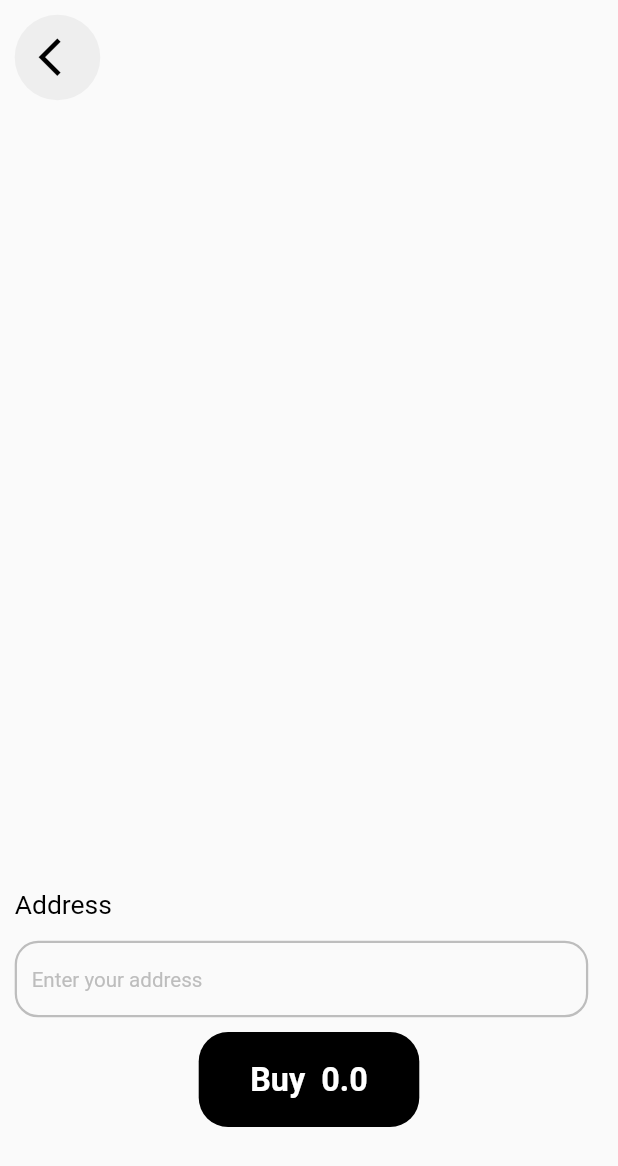
After one commit to Mohamed-Elrashidy/Demo_Meal, a Flutter app: the CartPage screen opened directly, on a phone screen of 412 x 824 dp. The commit adds this screen. Shown: the top 1166 px of the screen. Run offline on Flutter 3.47's test engine with Material 2 defaults, Android fonts, the phone set to English and light mode, and no system bars; our stand-ins replace bloc, cloud_firestore, firebase_core, flutter_bloc, get_it; accounts and stored records are empty.

Commit message:
cart page finished

```diff
--- a/demo_meal/lib/presentation/controller/order_controller/order_cubit.dart
+++ b/demo_meal/lib/presentation/controller/order_controller/order_cubit.dart
@@ -43,5 +43,21 @@ class OrderCubit extends Cubit<OrderState> {
   {
     return _cart[meal]??0;
   }
+  Map<Meal,int> getCartItems()
+  {
+    return _cart;
+  }
+  double getTotalPrice()
+  {
+    double cost=0;
+    _cart.forEach((key, value) {
+      cost+=key.price*value;
+    });
+    return cost;
+  }
 
+  void makeOrder(String address)
+  {
+    _cart.clear();
+  }
 }
--- /dev/null
+++ b/demo_meal/lib/presentation/view/pages/cart_page.dart
@@ -0,0 +1,217 @@
+import 'package:demo_meal/presentation/controller/order_controller/order_cubit.dart';
+import 'package:demo_meal/presentation/view/widgets/app_icon.dart';
+import 'package:demo_meal/utils/dimension_scale.dart';
+import 'package:flutter/material.dart';
+import 'package:flutter_bloc/flutter_bloc.dart';
+import 'package:get_it/get_it.dart';
+
+import '../../../domain/entity/meal.dart';
+import '../../../utils/routes.dart';
+import '../widgets/big_text.dart';
+import '../widgets/normal_text.dart';
+
+class CartPage extends StatelessWidget {
+  Dimension scaleDimension = GetIt.instance.get<Dimension>();
+  TextEditingController addressController = TextEditingController();
+
+  @override
+  Widget build(BuildContext context) {
+    return SafeArea(
+      child: Scaffold(
+
+        body: Column(
+          crossAxisAlignment: CrossAxisAlignment.start,
+          children: [
+            customAppBar(context),
+            cartContentViewer(),
+            textFieldBuilder("Address", "Enter your address", addressController),
+            buyButton(context)
+
+          ],
+        ),
+      ),
+    );
+  }
+
+  Widget customAppBar(BuildContext context) {
+    return Padding(
+      padding: EdgeInsets.all(scaleDimension.scaleWidth(10)),
+      child: AppIcon(
+        icon: Icons.arrow_back_ios,
+        ontap: () {
+          Navigator.of(context).pop();
+        },
+      ),
+    );
+  }
+
+  Widget cartContentViewer() {
+    return Container(
+      height: scaleDimension.scaleHeight(400),
+      child: BlocBuilder<OrderCubit, OrderState>(
+        builder: (context, state) {
+          Map<Meal, int> cart =
+          BlocProvider.of<OrderCubit>(context).getCartItems();
+          List<Meal> cartItems = [];
+          List<int> numOfApperance = [];
+          cart.forEach((key, value) {
+            cartItems.add(key);
+            numOfApperance.add(value);
+          });
+          return ListView.builder(
+              itemCount: cartItems.length,
+              itemBuilder: (_, index) {
+                return Padding(
+                  padding: EdgeInsets.all(scaleDimension.scaleWidth(10)),
+                  child:
+                  cartItemViewer(
+                      context, cartItems[index], numOfApperance[index]),
+                );
+              });
+        },
+      ),
+    );
+  }
+
+  Widget cartItemViewer(BuildContext context, Meal meal, int numOfAppearance) {
+    // show item image and number of appearance price buttons to add and remove
+    return Row(
+      children: [
+        imageViewer(meal.imgPath),
+        dataViewer(context, meal, numOfAppearance)
+      ],
+    );
+  }
+
+  Widget imageViewer(String imgPath) {
+    return ClipRRect(
+      borderRadius: BorderRadius.circular(scaleDimension.scaleWidth(15)),
+      child: Image.network(
+        imgPath,
+        fit: BoxFit.cover,
+        width: scaleDimension.scaleWidth(120),
+        height: scaleDimension.scaleWidth(120),
+      ),
+    );
+  }
+
+  Widget dataViewer(BuildContext context, Meal meal, int numOfAppearance) {
+    // show title and total cost of item appearance
+    return Container(
+      decoration: BoxDecoration(
+          color: Colors.grey[200],
+          borderRadius: BorderRadius.circular(scaleDimension.scaleWidth(15))),
+      height: scaleDimension.scaleWidth(100),
+      width: scaleDimension.scaleWidth(280),
+      child: Padding(
+        padding: const EdgeInsets.all(8.0),
+        child: Row(
+          mainAxisAlignment: MainAxisAlignment.spaceBetween,
+          crossAxisAlignment: CrossAxisAlignment.start,
+          children: [
+            Container(
+              width: scaleDimension.scaleWidth(130)
+              ,
+              child: Column(
+                crossAxisAlignment: CrossAxisAlignment.start,
+                mainAxisAlignment: MainAxisAlignment.spaceEvenly,
+                children: [BigText(text: meal.name),
+                  BigText(
+                    text: "${meal.price * numOfAppearance}", color: Colors.red,)
+                ],
+              ),
+            ),
+            addingAndRemovingWidget(context, meal, numOfAppearance)
+          ],
+        ),
+      ),
+    );
+  }
+
+  Widget addingAndRemovingWidget(BuildContext context, Meal meal, int num) {
+    // widget that allows user to add or remove one value of items from the cart
+    return Container(
+      decoration: BoxDecoration(
+          color: Colors.white,
+          borderRadius: BorderRadius.circular(scaleDimension.scaleWidth(40))
+      ),
+      child: Row(
+        children: [
+          IconButton(onPressed: () {
+            BlocProvider.of<OrderCubit>(context).decrement(meal);
+          }, icon: Icon(Icons.remove),),
+          NormalText(text: num.toString()),
+          IconButton(onPressed: () {
+            BlocProvider.of<OrderCubit>(context).increment(meal);
+          }, icon: Icon(Icons.add),),
+
+
+        ],
+      ),
+    );
+  }
+
+  Widget textFieldBuilder(String title, String hint,
+      TextEditingController controller) {
+    return Container(
+      padding: EdgeInsets.all(scaleDimension.scaleWidth(10)),
+      width: scaleDimension.screenWidth,
+      child: Column(
+        crossAxisAlignment: CrossAxisAlignment.start,
+        children: [
+          BigText(text: title, size: scaleDimension.scaleWidth(18)),
+          SizedBox(
+            height: scaleDimension.scaleHeight(10),
+          ),
+          Container(
+            padding:
+            EdgeInsets.symmetric(horizontal: scaleDimension.scaleWidth(10)),
+            decoration: BoxDecoration(
+                borderRadius:
+                BorderRadius.circular(scaleDimension.scaleWidth(16)),
+                border: Border.all(color: Colors.grey[400]!, width: 1.5)),
+            child: TextField(
+              controller: controller,
+              decoration: InputDecoration(
+                hintText: hint,
+                hintStyle: TextStyle(
+                    fontSize: scaleDimension.scaleWidth(14),
+                    color: Colors.grey[400]),
+                border: InputBorder.none,
+              ),
+            ),
+          )
+        ],
+      ),
+    );
+  }
+
+  Widget buyButton(BuildContext context) {
+    return BlocBuilder<OrderCubit, OrderState>(
+      builder: (context, state) {
+       double cost= BlocProvider.of<OrderCubit>(context).getTotalPrice();
+        return Row(
+          mainAxisAlignment: MainAxisAlignment.center,
+          children: [
+            InkWell(
+              onTap: (){
+                BlocProvider.of<OrderCubit>(context).makeOrder(addressController.text);
+                Navigator.of(context).pushNamedAndRemoveUntil(Routes.homePage, (route) => false);
+              },
+              child: Container(
+                height: scaleDimension.scaleHeight(50),
+                width: scaleDimension.scaleWidth(150),
+                decoration: BoxDecoration(
+                    color: Colors.black,
+                    borderRadius: BorderRadius.circular(scaleDimension.scaleWidth(20))
+                ),
+                child: Center(child: BigText(text: "Buy  $cost",color: Colors.white,)),
+              ),
+            ),
+          ],
+        );
+      },
+    );
+  }
+
+}
--- a/demo_meal/lib/utils/routes.dart
+++ b/demo_meal/lib/utils/routes.dart
@@ -2,5 +2,6 @@ class Routes{
 
   static const String homePage="lib/presentation/view/pages/home_page.dart";
   static const String mealPage="lib/presentation/view/pages/meal_page.dart";
+  static const String cartPage="lib/presentation/view/pages/cart_page.dart";
 
 }
```
Also changed, not shown: demo_meal/lib/presentation/view/pages/home_page.dart (+9 -3 lines), demo_meal/lib/presentation/view/pages/meal_page.dart (+7 -3 lines), demo_meal/lib/utils/app_routing.dart (+9 -2 lines).
